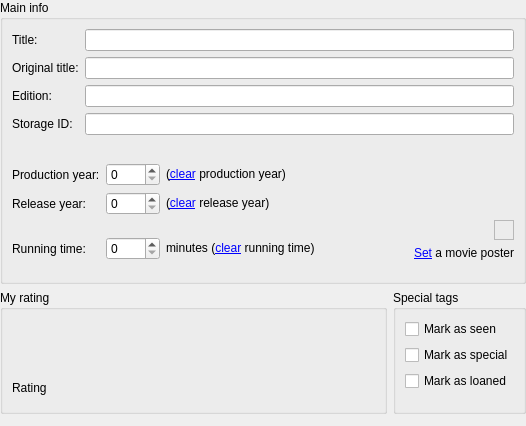
Qt form src/movida/ui/maininfopage.ui (hippydream/movida) before a commit.
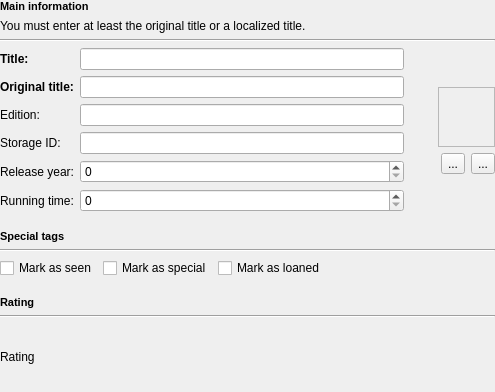
The same form after that commit. Custom widgets are drawn as their Qt base class.

Commit message: Movie editor "main info" page revised.

Diff of the .ui file:
```diff
--- a/src/movida/ui/maininfopage.ui
+++ b/src/movida/ui/maininfopage.ui
@@ -5,52 +5,66 @@
    <rect>
     <x>0</x>
     <y>0</y>
-    <width>526</width>
-    <height>426</height>
+    <width>495</width>
+    <height>392</height>
    </rect>
   </property>
   <property name="windowTitle" >
    <string>Main info</string>
   </property>
-  <layout class="QGridLayout" >
-   <property name="leftMargin" >
+  <layout class="QGridLayout" name="gridLayout" >
+   <property name="margin" >
     <number>0</number>
    </property>
-   <property name="topMargin" >
-    <number>0</number>
-   </property>
-   <property name="rightMargin" >
-    <number>0</number>
-   </property>
-   <property name="bottomMargin" >
-    <number>0</number>
-   </property>
-   <item row="0" column="0" colspan="2" >
-    <widget class="QGroupBox" name="mainBox" >
-     <property name="title" >
-      <string>Main info</string>
-     </property>
-     <layout class="QGridLayout" >
-      <item row="0" column="0" colspan="4" >
-       <layout class="QGridLayout" >
-        <property name="leftMargin" >
-         <number>0</number>
-        </property>
-        <property name="topMargin" >
-         <number>0</number>
-        </property>
-        <property name="rightMargin" >
-         <number>0</number>
-        </property>
-        <property name="bottomMargin" >
-         <number>0</number>
-        </property>
-        <property name="horizontalSpacing" >
-         <number>6</number>
-        </property>
-        <property name="verticalSpacing" >
-         <number>6</number>
-        </property>
+   <item row="0" column="0" >
+    <widget class="QLabel" name="labCaptionMessage" >
+     <property name="text" >
+      <string>&lt;!DOCTYPE HTML PUBLIC "-//W3C//DTD HTML 4.0//EN" "http://www.w3.org/TR/REC-html40/strict.dtd">
+&lt;html>&lt;head>&lt;meta name="qrichtext" content="1" />&lt;style type="text/css">
+p, li { white-space: pre-wrap; }
+&lt;/style>&lt;/head>&lt;body style=" font-family:'MS Shell Dlg 2'; font-size:8.25pt; font-weight:400; font-style:normal;">
+&lt;p style=" margin-top:0px; margin-bottom:0px; margin-left:0px; margin-right:0px; -qt-block-indent:0; text-indent:0px;">&lt;span style=" font-weight:600;">Main information&lt;/span>&lt;/p>&lt;/body>&lt;/html></string>
+     </property>
+    </widget>
+   </item>
+   <item row="1" column="0" >
+    <widget class="QLabel" name="labInfoMessage" >
+     <property name="text" >
+      <string>You must enter at least the original title or a localized title.</string>
+     </property>
+    </widget>
+   </item>
+   <item row="2" column="0" >
+    <widget class="Line" name="line" >
+     <property name="orientation" >
+      <enum>Qt::Horizontal</enum>
+     </property>
+    </widget>
+   </item>
+   <item row="3" column="0" >
+    <layout class="QHBoxLayout" name="horizontalLayout_4" >
+     <item>
+      <layout class="QFormLayout" name="formLayout" >
+       <item row="0" column="0" >
+        <widget class="QLabel" name="labTitle" >
+         <property name="text" >
+          <string>&lt;b>Title:&lt;/b></string>
+         </property>
+        </widget>
+       </item>
+       <item row="0" column="1" >
+        <widget class="MvdClearEdit" name="title" />
+       </item>
+       <item row="1" column="0" >
+        <widget class="QLabel" name="labOriginalTitle" >
+         <property name="text" >
+          <string>&lt;b>Original title:&lt;/b></string>
+         </property>
+        </widget>
+       </item>
+       <item row="1" column="1" >
+        <widget class="MvdClearEdit" name="originalTitle" />
+       </item>
         <item row="2" column="0" >
          <widget class="QLabel" name="labVersion" >
           <property name="text" >
@@ -58,9 +72,6 @@
           </property>
          </widget>
         </item>
-        <item row="0" column="1" >
-         <widget class="MvdClearEdit" name="title" />
-        </item>
         <item row="2" column="1" >
          <widget class="MvdClearEdit" name="version" />
         </item>
@@ -71,74 +82,108 @@
           </property>
          </widget>
         </item>
-        <item row="1" column="0" >
-         <widget class="QLabel" name="labOriginalTitle" >
-          <property name="text" >
-           <string>Original title:</string>
-          </property>
-         </widget>
-        </item>
-        <item row="0" column="0" >
-         <widget class="QLabel" name="labTitle" >
-          <property name="text" >
-           <string>Title:</string>
-          </property>
-         </widget>
-        </item>
-        <item row="1" column="1" >
-         <widget class="MvdClearEdit" name="originalTitle" />
-        </item>
         <item row="3" column="1" >
          <widget class="MvdClearEdit" name="storageID" />
         </item>
-       </layout>
-      </item>
-      <item row="1" column="1" >
-       <spacer>
+       <item row="4" column="0" >
+        <widget class="QLabel" name="labYear" >
+         <property name="text" >
+          <string>Release year:</string>
+         </property>
+        </widget>
+       </item>
+       <item row="4" column="1" >
+        <widget class="QSpinBox" name="year" >
+         <property name="minimum" >
+          <number>0</number>
+         </property>
+         <property name="maximum" >
+          <number>9999</number>
+         </property>
+         <property name="value" >
+          <number>0</number>
+         </property>
+        </widget>
+       </item>
+       <item row="5" column="0" >
+        <widget class="QLabel" name="labLength" >
+         <property name="text" >
+          <string>Running time:</string>
+         </property>
+        </widget>
+       </item>
+       <item row="5" column="1" >
+        <widget class="QSpinBox" name="lengthMinutes" >
+         <property name="maximum" >
+          <number>999</number>
+         </property>
+        </widget>
+       </item>
+      </layout>
+     </item>
+     <item>
+      <spacer name="horizontalSpacer_5" >
         <property name="orientation" >
-         <enum>Qt::Vertical</enum>
+        <enum>Qt::Horizontal</enum>
         </property>
         <property name="sizeType" >
          <enum>QSizePolicy::Fixed</enum>
         </property>
-        <property name="sizeHint" >
+       <property name="sizeHint" stdset="0" >
          <size>
-          <width>40</width>
-          <height>16</height>
+         <width>13</width>
+         <height>143</height>
          </size>
         </property>
        </spacer>
       </item>
-      <item rowspan="2" row="1" column="3" >
-       <layout class="QGridLayout" >
-        <item row="0" column="1" >
-         <spacer>
+     <item>
+      <layout class="QVBoxLayout" name="verticalLayout" >
+       <item>
+        <spacer name="verticalSpacer_5" >
           <property name="orientation" >
            <enum>Qt::Vertical</enum>
           </property>
-          <property name="sizeHint" >
+         <property name="sizeHint" stdset="0" >
            <size>
             <width>20</width>
-            <height>16</height>
+           <height>18</height>
            </size>
           </property>
          </spacer>
         </item>
-        <item row="1" column="0" >
-         <spacer>
+       <item>
+        <layout class="QHBoxLayout" name="horizontalLayout_3" >
+         <item>
+          <spacer name="horizontalSpacer_6" >
           <property name="orientation" >
            <enum>Qt::Horizontal</enum>
           </property>
-          <property name="sizeHint" >
+           <property name="sizeType" >
+            <enum>QSizePolicy::Preferred</enum>
+           </property>
+           <property name="sizeHint" stdset="0" >
            <size>
-            <width>31</width>
-            <height>20</height>
+             <width>15</width>
+             <height>17</height>
            </size>
           </property>
          </spacer>
         </item>
-        <item row="1" column="1" >
+         <item>
          <widget class="MvdPosterLabel" name="poster" >
+           <property name="sizePolicy" >
+            <sizepolicy vsizetype="Preferred" hsizetype="Preferred" >
+             <horstretch>0</horstretch>
+             <verstretch>0</verstretch>
+            </sizepolicy>
+           </property>
+           <property name="minimumSize" >
+            <size>
+             <width>46</width>
+             <height>60</height>
+            </size>
+           </property>
           <property name="focusPolicy" >
            <enum>Qt::TabFocus</enum>
           </property>
@@ -156,310 +201,95 @@
           </property>
          </widget>
         </item>
-        <item row="2" column="0" colspan="2" >
-         <widget class="QLabel" name="posterStatus" >
-          <property name="sizePolicy" >
-           <sizepolicy vsizetype="Preferred" hsizetype="MinimumExpanding" >
-            <horstretch>0</horstretch>
-            <verstretch>0</verstretch>
-           </sizepolicy>
-          </property>
-          <property name="focusPolicy" >
-           <enum>Qt::TabFocus</enum>
-          </property>
-          <property name="contextMenuPolicy" >
-           <enum>Qt::NoContextMenu</enum>
-          </property>
-          <property name="text" >
-           <string>&lt;a href="movida://select/poster"&gt;Set&lt;/a&gt; a movie poster</string>
-          </property>
-          <property name="textFormat" >
-           <enum>Qt::AutoText</enum>
-          </property>
-          <property name="alignment" >
-           <set>Qt::AlignRight|Qt::AlignTrailing|Qt::AlignVCenter</set>
-          </property>
-          <property name="wordWrap" >
-           <bool>false</bool>
-          </property>
-          <property name="textInteractionFlags" >
-           <set>Qt::LinksAccessibleByKeyboard|Qt::LinksAccessibleByMouse|Qt::NoTextInteraction</set>
-          </property>
-         </widget>
-        </item>
-       </layout>
-      </item>
-      <item row="2" column="0" colspan="2" >
-       <layout class="QGridLayout" >
-        <item row="0" column="0" >
-         <widget class="QLabel" name="labProductionYear" >
-          <property name="text" >
-           <string>Production year:</string>
-          </property>
-         </widget>
-        </item>
-        <item row="0" column="1" >
-         <widget class="QSpinBox" name="productionYear" >
-          <property name="minimum" >
-           <number>0</number>
-          </property>
-          <property name="maximum" >
-           <number>9999</number>
-          </property>
-          <property name="value" >
-           <number>0</number>
-          </property>
-         </widget>
-        </item>
-        <item row="0" column="2" colspan="2" >
-         <widget class="QLabel" name="clearProductionYear" >
-          <property name="focusPolicy" >
-           <enum>Qt::TabFocus</enum>
-          </property>
-          <property name="contextMenuPolicy" >
-           <enum>Qt::NoContextMenu</enum>
-          </property>
-          <property name="text" >
-           <string>(&lt;a href="movida://clear/productionyear">clear&lt;/a> production year)</string>
-          </property>
-          <property name="textInteractionFlags" >
-           <set>Qt::LinksAccessibleByKeyboard|Qt::LinksAccessibleByMouse|Qt::NoTextInteraction</set>
-          </property>
-         </widget>
-        </item>
-        <item row="0" column="4" >
-         <spacer>
+        </layout>
+       </item>
+       <item>
+        <layout class="QHBoxLayout" name="horizontalLayout" >
+         <item>
+          <spacer name="horizontalSpacer_4" >
           <property name="orientation" >
            <enum>Qt::Horizontal</enum>
           </property>
-          <property name="sizeHint" >
+           <property name="sizeType" >
+            <enum>QSizePolicy::Preferred</enum>
+           </property>
+           <property name="sizeHint" stdset="0" >
            <size>
-            <width>81</width>
+             <width>18</width>
             <height>20</height>
            </size>
           </property>
          </spacer>
         </item>
-        <item row="1" column="0" >
-         <widget class="QLabel" name="labReleaseYear" >
+         <item>
+          <widget class="QToolButton" name="setPosterButton" >
           <property name="text" >
-           <string>Release year:</string>
+            <string>...</string>
           </property>
          </widget>
         </item>
-        <item row="1" column="1" >
-         <widget class="QSpinBox" name="releaseYear" >
-          <property name="minimum" >
-           <number>0</number>
-          </property>
-          <property name="maximum" >
-           <number>9999</number>
-          </property>
-          <property name="value" >
-           <number>0</number>
-          </property>
-         </widget>
-        </item>
-        <item row="1" column="2" >
-         <widget class="QLabel" name="clearReleaseYear" >
-          <property name="focusPolicy" >
-           <enum>Qt::TabFocus</enum>
-          </property>
-          <property name="contextMenuPolicy" >
-           <enum>Qt::NoContextMenu</enum>
-          </property>
+         <item>
+          <widget class="QToolButton" name="removePosterButton" >
           <property name="text" >
-           <string>(&lt;a href="movida://clear/releaseyear">clear&lt;/a> release year)</string>
-          </property>
-          <property name="textInteractionFlags" >
-           <set>Qt::LinksAccessibleByKeyboard|Qt::LinksAccessibleByMouse|Qt::NoTextInteraction</set>
-          </property>
-         </widget>
-        </item>
-        <item row="1" column="3" colspan="2" >
-         <spacer>
-          <property name="orientation" >
-           <enum>Qt::Horizontal</enum>
-          </property>
-          <property name="sizeHint" >
-           <size>
-            <width>121</width>
-            <height>20</height>
-           </size>
-          </property>
-         </spacer>
-        </item>
-        <item row="2" column="1" >
-         <spacer>
+            <string>...</string>
+           </property>
+          </widget>
+         </item>
+        </layout>
+       </item>
+       <item>
+        <spacer name="verticalSpacer_4" >
           <property name="orientation" >
            <enum>Qt::Vertical</enum>
           </property>
-          <property name="sizeType" >
-           <enum>QSizePolicy::Fixed</enum>
-          </property>
-          <property name="sizeHint" >
+         <property name="sizeHint" stdset="0" >
            <size>
-            <width>47</width>
-            <height>16</height>
+           <width>20</width>
+           <height>18</height>
            </size>
           </property>
          </spacer>
         </item>
-        <item row="3" column="0" >
-         <widget class="QLabel" name="labLength" >
-          <property name="text" >
-           <string>Running time:</string>
-          </property>
-         </widget>
-        </item>
-        <item row="3" column="1" >
-         <widget class="QSpinBox" name="lengthMinutes" >
-          <property name="maximum" >
-           <number>999</number>
-          </property>
-         </widget>
-        </item>
-        <item row="3" column="2" colspan="2" >
-         <widget class="QLabel" name="clearRunningTime" >
-          <property name="focusPolicy" >
-           <enum>Qt::TabFocus</enum>
-          </property>
-          <property name="contextMenuPolicy" >
-           <enum>Qt::NoContextMenu</enum>
-          </property>
-          <property name="text" >
-           <string>minutes (&lt;a href="movida://clear/runningtime"&gt;clear&lt;/a&gt; running time)</string>
-          </property>
-          <property name="textInteractionFlags" >
-           <set>Qt::LinksAccessibleByKeyboard|Qt::LinksAccessibleByMouse|Qt::NoTextInteraction</set>
-          </property>
-         </widget>
-        </item>
-        <item row="3" column="4" >
-         <spacer>
-          <property name="orientation" >
-           <enum>Qt::Horizontal</enum>
-          </property>
-          <property name="sizeHint" >
-           <size>
-            <width>81</width>
-            <height>20</height>
-           </size>
-          </property>
-         </spacer>
-        </item>
-       </layout>
-      </item>
-      <item row="2" column="2" >
-       <spacer>
+      </layout>
+     </item>
+    </layout>
+   </item>
+   <item row="4" column="0" >
+    <spacer name="verticalSpacer" >
         <property name="orientation" >
-         <enum>Qt::Horizontal</enum>
+      <enum>Qt::Vertical</enum>
         </property>
         <property name="sizeType" >
          <enum>QSizePolicy::Fixed</enum>
         </property>
-        <property name="sizeHint" >
+     <property name="sizeHint" stdset="0" >
          <size>
-          <width>16</width>
-          <height>20</height>
-         </size>
-        </property>
-       </spacer>
-      </item>
-      <item row="3" column="0" >
-       <spacer>
-        <property name="orientation" >
-         <enum>Qt::Vertical</enum>
-        </property>
-        <property name="sizeHint" >
-         <size>
           <width>20</width>
-          <height>16</height>
+       <height>12</height>
          </size>
         </property>
        </spacer>
       </item>
-     </layout>
-    </widget>
-   </item>
-   <item row="1" column="0" >
-    <widget class="QGroupBox" name="ratingBox" >
-     <property name="title" >
-      <string>My rating</string>
+   <item row="5" column="0" >
+    <widget class="QLabel" name="labCaptionMessage_2" >
+     <property name="text" >
+      <string>&lt;!DOCTYPE HTML PUBLIC "-//W3C//DTD HTML 4.0//EN" "http://www.w3.org/TR/REC-html40/strict.dtd">
+&lt;html>&lt;head>&lt;meta name="qrichtext" content="1" />&lt;style type="text/css">
+p, li { white-space: pre-wrap; }
+&lt;/style>&lt;/head>&lt;body style=" font-family:'MS Shell Dlg 2'; font-size:8.25pt; font-weight:400; font-style:normal;">
+&lt;p style=" margin-top:0px; margin-bottom:0px; margin-left:0px; margin-right:0px; -qt-block-indent:0; text-indent:0px; font-size:8pt;">&lt;span style=" font-weight:600;">Special tags&lt;/span>&lt;/p>&lt;/body>&lt;/html></string>
      </property>
-     <layout class="QGridLayout" >
-      <property name="leftMargin" >
-       <number>9</number>
-      </property>
-      <property name="topMargin" >
-       <number>9</number>
-      </property>
-      <property name="rightMargin" >
-       <number>9</number>
-      </property>
-      <property name="bottomMargin" >
-       <number>9</number>
-      </property>
-      <property name="horizontalSpacing" >
-       <number>6</number>
-      </property>
-      <property name="verticalSpacing" >
-       <number>6</number>
-      </property>
-      <item row="0" column="0" >
-       <widget class="MvdRatingWidget" name="ratingLabel" >
-        <property name="minimumSize" >
-         <size>
-          <width>100</width>
-          <height>50</height>
-         </size>
-        </property>
-        <property name="focusPolicy" >
-         <enum>Qt::TabFocus</enum>
-        </property>
-       </widget>
-      </item>
-      <item row="0" column="1" >
-       <spacer>
+    </widget>
+   </item>
+   <item row="6" column="0" >
+    <widget class="Line" name="line_2" >
         <property name="orientation" >
          <enum>Qt::Horizontal</enum>
         </property>
-        <property name="sizeType" >
-         <enum>QSizePolicy::Maximum</enum>
-        </property>
-        <property name="sizeHint" >
-         <size>
-          <width>461</width>
-          <height>20</height>
-         </size>
-        </property>
-       </spacer>
-      </item>
-      <item row="1" column="0" colspan="2" >
-       <widget class="QLabel" name="ratingStatus" >
-        <property name="focusPolicy" >
-         <enum>Qt::TabFocus</enum>
-        </property>
-        <property name="contextMenuPolicy" >
-         <enum>Qt::NoContextMenu</enum>
-        </property>
-        <property name="text" >
-         <string>Rating</string>
-        </property>
-        <property name="textInteractionFlags" >
-         <set>Qt::LinksAccessibleByKeyboard|Qt::LinksAccessibleByMouse|Qt::NoTextInteraction</set>
-        </property>
-       </widget>
-      </item>
-     </layout>
-    </widget>
-   </item>
-   <item row="1" column="1" >
-    <widget class="QGroupBox" name="markAsBox" >
-     <property name="title" >
-      <string>Special tags</string>
-     </property>
-     <layout class="QVBoxLayout" >
+    </widget>
+   </item>
+   <item row="7" column="0" >
+    <layout class="QHBoxLayout" name="horizontalLayout_2" >
       <item>
        <widget class="QCheckBox" name="markAsSeen" >
         <property name="text" >
@@ -482,30 +312,112 @@
        </widget>
       </item>
       <item>
-       <spacer>
+      <spacer name="horizontalSpacer" >
         <property name="orientation" >
+        <enum>Qt::Horizontal</enum>
+       </property>
+       <property name="sizeHint" stdset="0" >
+        <size>
+         <width>40</width>
+         <height>20</height>
+        </size>
+       </property>
+      </spacer>
+     </item>
+    </layout>
+   </item>
+   <item row="8" column="0" >
+    <spacer name="verticalSpacer_2" >
+     <property name="orientation" >
          <enum>Qt::Vertical</enum>
         </property>
-        <property name="sizeHint" >
+     <property name="sizeType" >
+      <enum>QSizePolicy::Fixed</enum>
+     </property>
+     <property name="sizeHint" stdset="0" >
          <size>
           <width>20</width>
-          <height>16</height>
+       <height>12</height>
          </size>
         </property>
        </spacer>
       </item>
-     </layout>
+   <item row="9" column="0" >
+    <widget class="QLabel" name="labCaptionMessage_3" >
+     <property name="text" >
+      <string>&lt;!DOCTYPE HTML PUBLIC "-//W3C//DTD HTML 4.0//EN" "http://www.w3.org/TR/REC-html40/strict.dtd">
+&lt;html>&lt;head>&lt;meta name="qrichtext" content="1" />&lt;style type="text/css">
+p, li { white-space: pre-wrap; }
+&lt;/style>&lt;/head>&lt;body style=" font-family:'MS Shell Dlg 2'; font-size:8.25pt; font-weight:400; font-style:normal;">
+&lt;p style=" margin-top:0px; margin-bottom:0px; margin-left:0px; margin-right:0px; -qt-block-indent:0; text-indent:0px; font-size:8pt;">&lt;span style=" font-weight:600;">Rating&lt;/span>&lt;/p>&lt;/body>&lt;/html></string>
+     </property>
     </widget>
    </item>
-   <item row="2" column="0" colspan="2" >
-    <spacer>
+   <item row="10" column="0" >
+    <widget class="Line" name="line_3" >
      <property name="orientation" >
+      <enum>Qt::Horizontal</enum>
+     </property>
+    </widget>
+   </item>
+   <item row="11" column="0" >
+    <layout class="QGridLayout" name="gridLayout_2" >
+     <item row="0" column="0" >
+      <widget class="MvdRatingWidget" name="ratingLabel" >
+       <property name="minimumSize" >
+        <size>
+         <width>100</width>
+         <height>20</height>
+        </size>
+       </property>
+       <property name="focusPolicy" >
+        <enum>Qt::TabFocus</enum>
+       </property>
+      </widget>
+     </item>
+     <item row="1" column="0" colspan="2" >
+      <widget class="QLabel" name="ratingStatus" >
+       <property name="focusPolicy" >
+        <enum>Qt::TabFocus</enum>
+       </property>
+       <property name="contextMenuPolicy" >
+        <enum>Qt::NoContextMenu</enum>
+       </property>
+       <property name="text" >
+        <string>Rating</string>
+       </property>
+       <property name="textInteractionFlags" >
+        <set>Qt::LinksAccessibleByKeyboard|Qt::LinksAccessibleByMouse</set>
+       </property>
+      </widget>
+     </item>
+     <item row="0" column="1" >
+      <spacer name="spacer" >
+       <property name="orientation" >
+        <enum>Qt::Horizontal</enum>
+       </property>
+       <property name="sizeType" >
+        <enum>QSizePolicy::Maximum</enum>
+       </property>
+       <property name="sizeHint" stdset="0" >
+        <size>
+         <width>318</width>
+         <height>20</height>
+        </size>
+       </property>
+      </spacer>
+     </item>
+    </layout>
+   </item>
+   <item row="12" column="0" >
+    <spacer name="verticalSpacer_3" >
+     <property name="orientation" >
       <enum>Qt::Vertical</enum>
      </property>
-     <property name="sizeHint" >
+     <property name="sizeHint" stdset="0" >
       <size>
-       <width>526</width>
-       <height>16</height>
+       <width>20</width>
+       <height>40</height>
       </size>
      </property>
     </spacer>
@@ -518,16 +430,16 @@
    <extends>QLineEdit</extends>
    <header>mvdshared/clearedit.h</header>
   </customwidget>
-  <customwidget>
-   <class>MvdRatingWidget</class>
-   <extends>QLabel</extends>
-   <header>ratingwidget.h</header>
-  </customwidget>
   <customwidget>
    <class>MvdPosterLabel</class>
    <extends>QLabel</extends>
    <header>posterlabel.h</header>
   </customwidget>
+  <customwidget>
+   <class>MvdRatingWidget</class>
+   <extends>QLabel</extends>
+   <header>ratingwidget.h</header>
+  </customwidget>
  </customwidgets>
  <tabstops>
   <tabstop>title</tabstop>
```
Left out of the diff: 20 changed lines with no effect on the pictures. Lines whose indentation alone changed are shown as unchanged. The commit also changes 5 other files.
